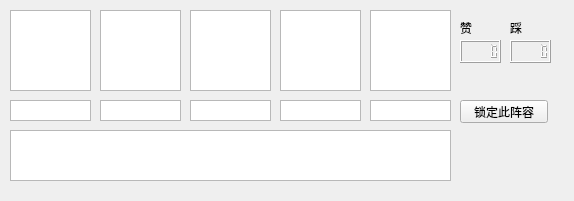
Qt form solutionWidget.ui (Alive24/PCRJJCAnalyzer) before a commit.
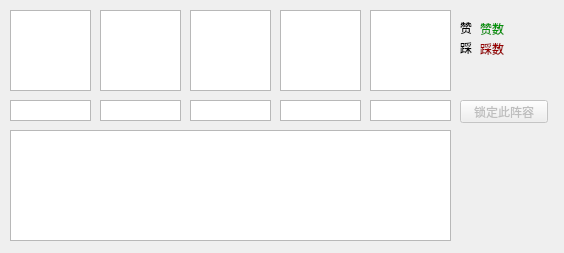
The same form after that commit.

Diff of the .ui file:
```diff
--- a/solutionWidget.ui
+++ b/solutionWidget.ui
@@ -6,14 +6,20 @@
    <rect>
     <x>0</x>
     <y>0</y>
-    <width>574</width>
-    <height>201</height>
+    <width>564</width>
+    <height>253</height>
    </rect>
   </property>
+  <property name="sizePolicy">
+   <sizepolicy hsizetype="Minimum" vsizetype="Minimum">
+    <horstretch>0</horstretch>
+    <verstretch>0</verstretch>
+   </sizepolicy>
+  </property>
   <property name="minimumSize">
    <size>
     <width>0</width>
-    <height>181</height>
+    <height>245</height>
    </size>
   </property>
   <property name="windowTitle">
@@ -25,7 +31,7 @@
      <x>10</x>
      <y>10</y>
      <width>551</width>
-     <height>181</height>
+     <height>241</height>
     </rect>
    </property>
    <property name="sizePolicy">
@@ -37,7 +43,13 @@
    <property name="minimumSize">
     <size>
      <width>0</width>
-     <height>181</height>
+     <height>241</height>
+    </size>
+   </property>
+   <property name="baseSize">
+    <size>
+     <width>0</width>
+     <height>241</height>
     </size>
    </property>
    <property name="autoFillBackground">
@@ -53,27 +65,26 @@
      </rect>
     </property>
    </widget>
-   <widget class="QLCDNumber" name="likeCount">
-    <property name="geometry">
-     <rect>
-      <x>450</x>
-      <y>30</y>
-      <width>41</width>
-      <height>23</height>
-     </rect>
-    </property>
-   </widget>
    <widget class="QTextBrowser" name="commentBrowser">
     <property name="geometry">
      <rect>
       <x>0</x>
       <y>120</y>
       <width>441</width>
-      <height>51</height>
+      <height>111</height>
      </rect>
     </property>
+    <property name="minimumSize">
+     <size>
+      <width>0</width>
+      <height>111</height>
+     </size>
+    </property>
    </widget>
    <widget class="QPushButton" name="lockSolutionButton">
+    <property name="enabled">
+     <bool>false</bool>
+    </property>
     <property name="geometry">
      <rect>
       <x>450</x>
@@ -119,8 +130,8 @@
    <widget class="QLabel" name="dislikeLabel">
     <property name="geometry">
      <rect>
-      <x>500</x>
-      <y>10</y>
+      <x>450</x>
+      <y>30</y>
       <width>16</width>
       <height>16</height>
      </rect>
@@ -202,14 +213,43 @@
      </rect>
     </property>
    </widget>
-   <widget class="QLCDNumber" name="dislikeCount">
+   <widget class="QLabel" name="label">
     <property name="geometry">
      <rect>
-      <x>500</x>
+      <x>450</x>
       <y>30</y>
       <width>41</width>
-      <height>23</height>
+      <height>16</height>
      </rect>
+    </property>
+    <property name="text">
+     <string/>
+    </property>
+   </widget>
+   <widget class="QLabel" name="upCount">
+    <property name="geometry">
+     <rect>
+      <x>470</x>
+      <y>10</y>
+      <width>41</width>
+      <height>16</height>
+     </rect>
+    </property>
+    <property name="text">
+     <string>&lt;html&gt;&lt;head/&gt;&lt;body&gt;&lt;p&gt;&lt;span style=&quot; color:#009309;&quot;&gt;赞数&lt;/span&gt;&lt;/p&gt;&lt;/body&gt;&lt;/html&gt;</string>
+    </property>
+   </widget>
+   <widget class="QLabel" name="downCount">
+    <property name="geometry">
+     <rect>
+      <x>470</x>
+      <y>30</y>
+      <width>41</width>
+      <height>16</height>
+     </rect>
+    </property>
+    <property name="text">
+     <string>&lt;html&gt;&lt;head/&gt;&lt;body&gt;&lt;p&gt;&lt;span style=&quot; color:#990000;&quot;&gt;踩数&lt;/span&gt;&lt;/p&gt;&lt;/body&gt;&lt;/html&gt;</string>
     </property>
    </widget>
   </widget>
```
Left out of the diff: 30 changed lines with no effect on the pictures.
